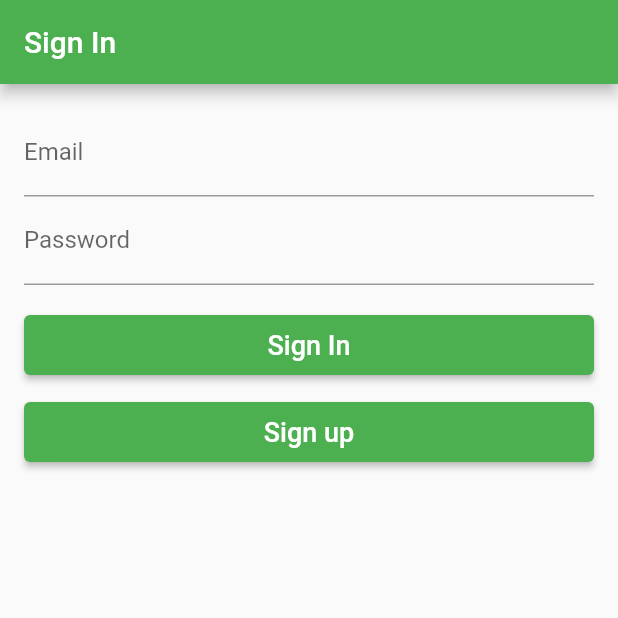
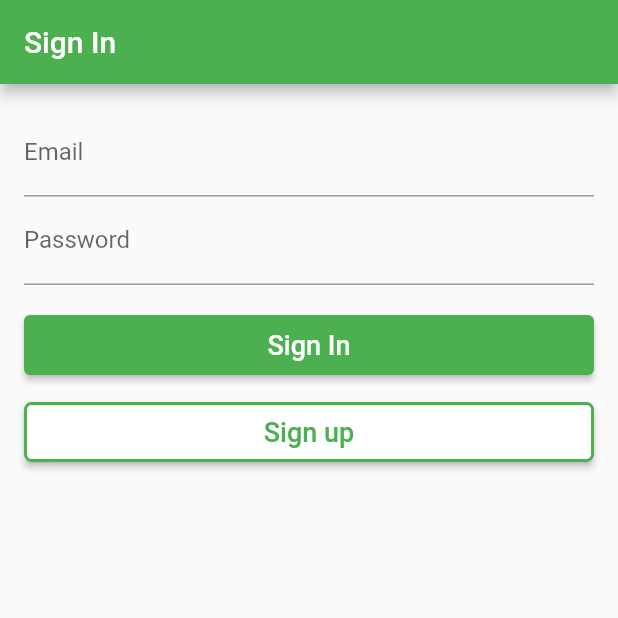
Before and after one commit to Malolpv/Arosaje, a Flutter app: the screen it shows after launch, on a phone screen of 412 x 824 dp, the top half of it. Run offline on Flutter 3.47's test engine with Material 2 defaults, Android fonts, the phone set to English and light mode, and no system bars; accounts and stored records are empty.

Commit message:
ui changes

```diff
--- a/lib/screens/sign_in.dart
+++ b/lib/screens/sign_in.dart
@@ -78,13 +78,20 @@ class _SignInPageState extends State<SignInPage> {
                           const SizedBox(height: 10),
                           ElevatedButton(
                             style: ElevatedButton.styleFrom(
+                                shape: const RoundedRectangleBorder(
+                                    side: BorderSide(
+                                        color: Colors.green, width: 2),
+                                    borderRadius:
+                                        BorderRadius.all(Radius.circular(5))),
+                                backgroundColor: Colors.white,
                                 minimumSize: Size(
                                     MediaQuery.of(context).size.width, 40)),
                             onPressed: () {
                               widget._viewModel.onSignUpClicked();
                             },
                             child: const Text('Sign up',
-                                style: TextStyle(fontSize: 18)),
+                                style: TextStyle(
+                                    fontSize: 18, color: Colors.green)),
                           )
                         ],
                       )
```
